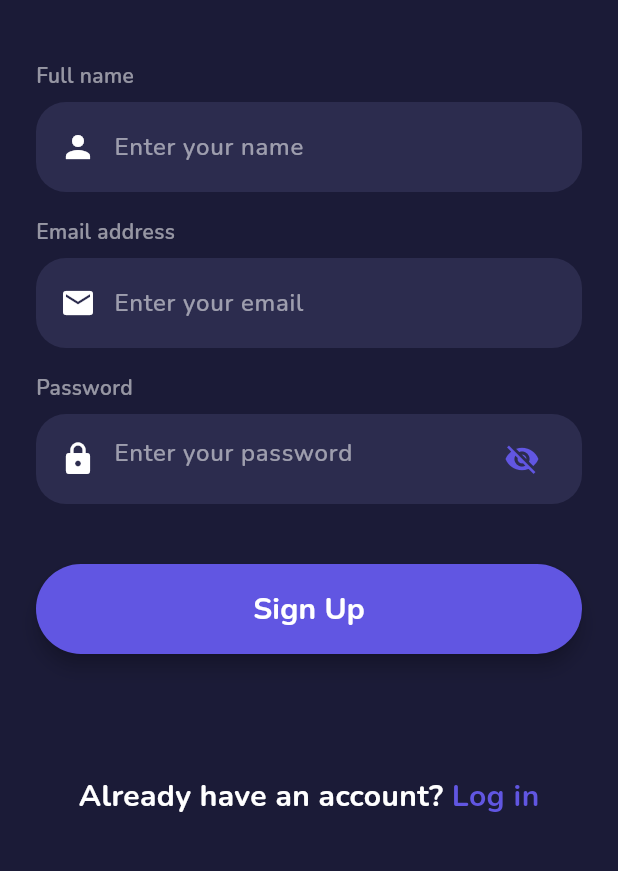
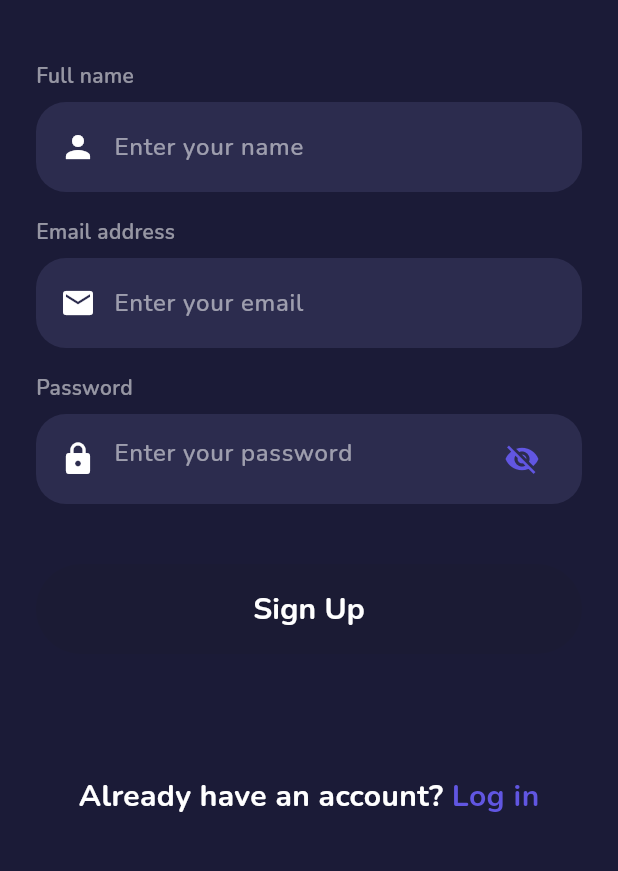
Before and after one commit to tosek4/Musifier, a Flutter app: the SignUpPage screen opened directly, on a phone screen of 412 x 824 dp, the part 129-1000 px from its top. Run offline on Flutter 3.47's test engine with Material 3 defaults, Android fonts, the light colour scheme and no system bars.

Commit message:
feat: pass onPress as prop

```diff
--- a/musifier/lib/widgets/button.dart
+++ b/musifier/lib/widgets/button.dart
@@ -2,8 +2,9 @@ import 'package:flutter/material.dart';
 
 class CustomButton extends StatelessWidget {
   final String text;
+  final VoidCallback? onPressed;
 
-  const CustomButton({Key? key, required this.text}) : super(key: key);
+  const CustomButton({Key? key, required this.text,  this.onPressed}) : super(key: key);
 
   @override
   Widget build(BuildContext context) {
@@ -11,9 +12,7 @@ class CustomButton extends StatelessWidget {
       width: 399,
       height: 60,
       child: ElevatedButton(
-        onPressed: () {
-
-        },
+        onPressed: onPressed,
         style: ElevatedButton.styleFrom(
           backgroundColor: const Color(0xFF6156E2),
           shape: RoundedRectangleBorder(
```
